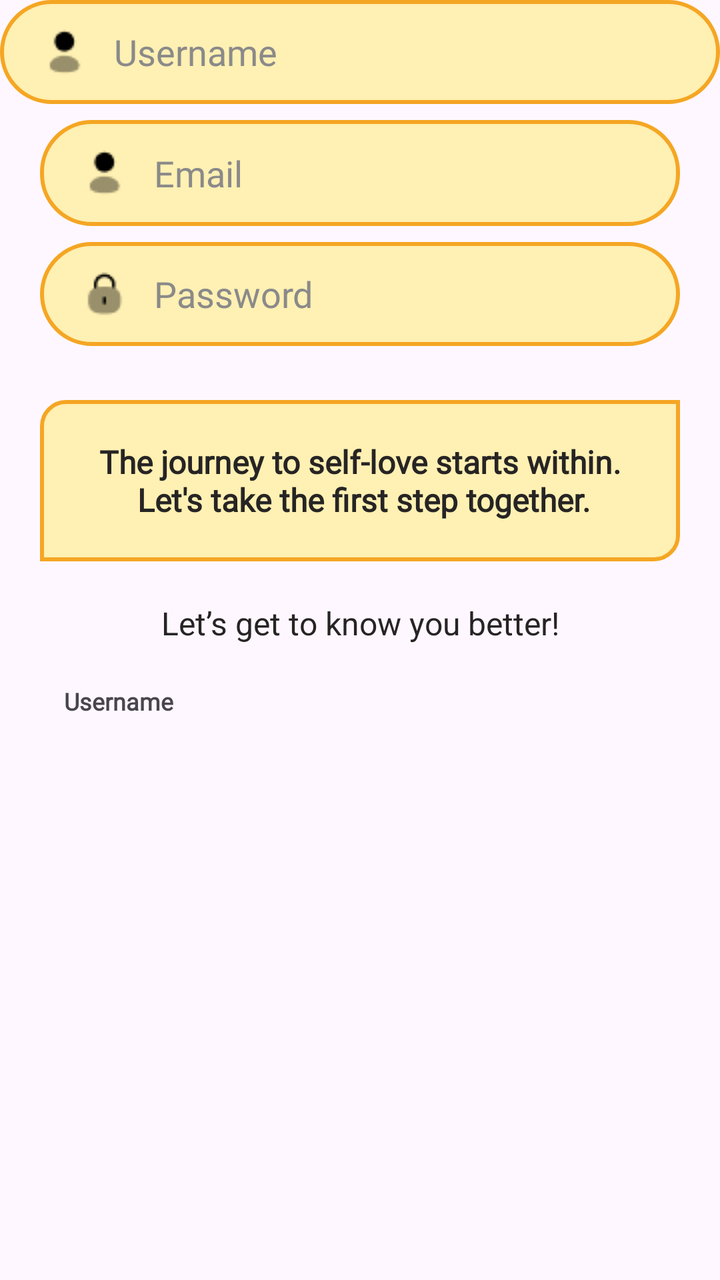
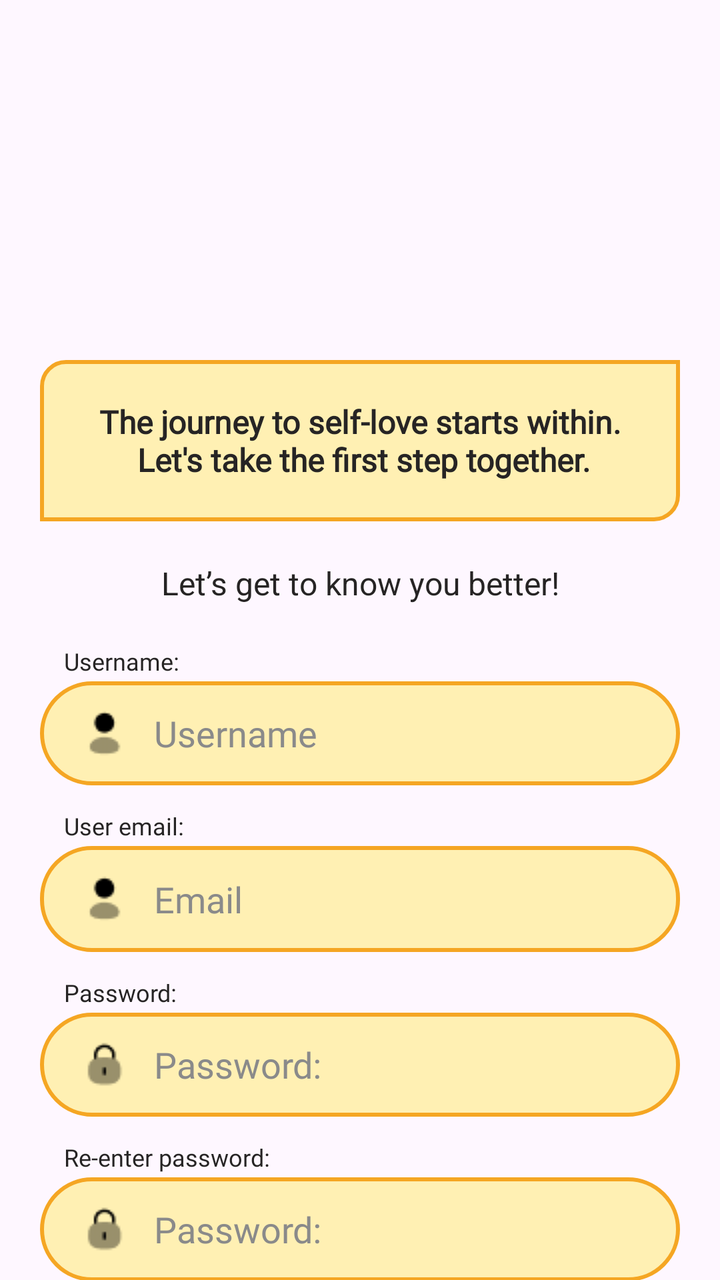

Compare the two renders of this Android layout. The source of the first and the diff that turns it into the second are given below.
<!-- AndroidManifest.xml: application theme Theme.Radiate -->
<!-- res/layout/activity_user_register.xml -->
<?xml version="1.0" encoding="utf-8"?>
<androidx.constraintlayout.widget.ConstraintLayout xmlns:android="http://schemas.android.com/apk/res/android"
    xmlns:app="http://schemas.android.com/apk/res-auto"
    xmlns:tools="http://schemas.android.com/tools"
    android:id="@+id/main"
    android:layout_width="match_parent"
    android:layout_height="match_parent"
    tools:context=".UserRegister"
    android:backgroundTint="@color/softpinkwhitebackground">

    <TextView
        android:id="@+id/tvRegisterMessage"
        android:layout_width="0dp"
        android:layout_height="wrap_content"
        android:background="@drawable/custom_background_register_message"
        android:fontFamily="@font/opensans"
        android:gravity="center"
        android:text="@string/register_message"
        android:textColor="@color/black"
        android:textSize="16sp"
        android:textStyle="bold"
        android:padding="20dp"
        android:layout_marginStart="20dp"
        android:layout_marginEnd="20dp"
        android:layout_marginTop="200dp"
        app:layout_constraintTop_toTopOf="parent"
        app:layout_constraintStart_toStartOf="parent"
        app:layout_constraintEnd_toEndOf="parent"/>

    <TextView
        android:id="@+id/tvRegisterText"
        android:layout_width="wrap_content"
        android:layout_height="wrap_content"
        android:text="@string/register_text_display"
        android:textColor="@color/black"
        android:textSize="16sp"
        android:layout_marginTop="20dp"
        app:layout_constraintTop_toBottomOf="@id/tvRegisterMessage"
        app:layout_constraintStart_toStartOf="parent"
        app:layout_constraintEnd_toEndOf="parent"/>

    <TextView
        android:layout_width="wrap_content"
        android:layout_height="wrap_content"
        android:text="@string/register_username"
        android:fontFamily="@font/opensans"
        android:textSize="12sp"
        android:textStyle="bold"
        android:layout_marginStart="32dp"
        android:layout_marginTop="20dp"
        app:layout_constraintStart_toStartOf="parent"
        app:layout_constraintTop_toBottomOf="@id/tvRegisterText"/>


    <EditText
        android:id="@+id/tvRegisterUsername"
        android:layout_width="match_parent"
        android:layout_height="wrap_content"
        android:minHeight="52dp"
        android:background="@drawable/custom_backgroud_edittext"
        android:hint="@string/register_username"
        android:textColorHint="@color/grey"
        android:textColor="@color/black"
        android:fontFamily="@font/opensans"
        android:drawableStart="@drawable/icon_profile"
        android:inputType="textPersonName"
        android:drawablePadding="12dp"/>

    <EditText
        android:id="@+id/tvRegisterEmail"
        android:layout_width="match_parent"
        android:layout_height="wrap_content"
        android:minHeight="53dp"
        android:background="@drawable/custom_backgroud_edittext"
        android:hint="@string/register_email"
        android:textColorHint="@color/grey"
        android:textColor="@color/black"
        android:fontFamily="@font/opensans"
        android:inputType="textEmailAddress"
        android:drawableStart="@drawable/icon_profile"
        android:drawablePadding="12dp"
        android:layout_marginStart="20dp"
        android:layout_marginEnd="20dp"
        android:layout_marginTop="8dp"
        app:layout_constraintTop_toBottomOf="@id/tvRegisterUsername"/>

    <EditText
        android:id="@+id/tvRegisterPassrord"
        android:layout_width="match_parent"
        android:layout_height="wrap_content"
        android:minHeight="52dp"
        android:background="@drawable/custom_backgroud_edittext"
        android:hint="@string/register_password"
        android:textColorHint="@color/grey"
        android:textColor="@color/black"
        android:fontFamily="@font/opensans"
        android:inputType="textPassword"
        android:drawableStart="@drawable/icon_lock"
        android:drawablePadding="12dp"
        android:layout_marginStart="20dp"
        android:layout_marginEnd="20dp"
        android:layout_marginTop="8dp"
        app:layout_constraintTop_toBottomOf="@id/tvRegisterEmail"/>
</androidx.constraintlayout.widget.ConstraintLayout>
<!-- resources referenced by this layout -->
<resources>
  <color name="black">#262424</color>
  <color name="grey">#8A8A8A</color>
  <color name="softpinkwhitebackground">#FFFAFA</color>
  <!-- drawable custom_backgroud_edittext (drawable) -->
  <?xml version="1.0" encoding="utf-8"?>
  <shape xmlns:android="http://schemas.android.com/apk/res/android" android:shape="rectangle">
  
      <solid android:color="@color/pastelyellow"/>
      <stroke android:width="2dp"
          android:color="@color/softcoral"/>
      <corners android:radius="25dp"/>
      <padding android:left="20dp"/>
  </shape>
  <!-- drawable custom_background_register_message (drawable) -->
  <?xml version="1.0" encoding="utf-8"?>
  <shape xmlns:android="http://schemas.android.com/apk/res/android"
      android:shape="rectangle">
  
      <solid android:color="@color/pastelyellow"/>
      <corners android:topLeftRadius="12dp"
          android:bottomRightRadius="12dp"/>
      <stroke android:color="@color/softcoral"
          android:width="2dp"/>
  
  </shape>
  <!-- drawable icon_lock: png bitmap (drawable, 419 bytes) -->
  <!-- drawable icon_profile: png bitmap (drawable, 371 bytes) -->
  <string name="register_email">Email</string>
  <string name="register_message">The journey to self-love starts within.\n Let\'s take the first step together.</string>
  <string name="register_password">Password</string>
  <string name="register_text_display">Let’s get to know you better!</string>
  <string name="register_username">Username</string>
  <style name="Theme.Radiate" parent="Base.Theme.Radiate" />
  <color name="pastelyellow">#FFF0B3</color>
  <color name="softcoral">#F5A623</color>
  <style name="Base.Theme.Radiate" parent="Theme.Material3.DayNight.NoActionBar">
          
          
      </style>
</resources>

<!-- the commit's change to res/layout/activity_user_register.xml (unified diff, before → after) -->
@@ -22,7 +22,7 @@
         android:padding="20dp"
         android:layout_marginStart="20dp"
         android:layout_marginEnd="20dp"
-        android:layout_marginTop="200dp"
+        android:layout_marginTop="180dp"
         app:layout_constraintTop_toTopOf="parent"
         app:layout_constraintStart_toStartOf="parent"
         app:layout_constraintEnd_toEndOf="parent"/>
@@ -40,12 +40,13 @@
         app:layout_constraintEnd_toEndOf="parent"/>
 
     <TextView
+        android:id="@+id/tvUserName"
         android:layout_width="wrap_content"
         android:layout_height="wrap_content"
         android:text="@string/register_username"
-        android:fontFamily="@font/opensans"
-        android:textSize="12sp"
-        android:textStyle="bold"
+        android:fontFamily="@font/inika_regular"
+        android:textSize="12sp"
+        android:textColor="@color/black"
         android:layout_marginStart="32dp"
         android:layout_marginTop="20dp"
         app:layout_constraintStart_toStartOf="parent"
@@ -53,26 +54,43 @@
 
 
     <EditText
-        android:id="@+id/tvRegisterUsername"
+        android:id="@+id/edtRegisterUsername"
         android:layout_width="match_parent"
         android:layout_height="wrap_content"
         android:minHeight="52dp"
-        android:background="@drawable/custom_backgroud_edittext"
-        android:hint="@string/register_username"
+        android:background="@drawable/custom_background_edittext"
+        android:hint="@string/register_username_hint"
         android:textColorHint="@color/grey"
         android:textColor="@color/black"
         android:fontFamily="@font/opensans"
         android:drawableStart="@drawable/icon_profile"
         android:inputType="textPersonName"
-        android:drawablePadding="12dp"/>
-
-    <EditText
-        android:id="@+id/tvRegisterEmail"
+        android:drawablePadding="12dp"
+        android:layout_marginStart="20dp"
+        android:layout_marginEnd="20dp"
+        android:layout_marginTop="2dp"
+        app:layout_constraintTop_toBottomOf="@+id/tvUserName"/>
+
+    <TextView
+        android:id="@+id/tvUserEmail"
+        android:layout_width="wrap_content"
+        android:layout_height="wrap_content"
+        android:text="@string/register_user_email"
+        android:fontFamily="@font/inika_regular"
+        android:textSize="12sp"
+        android:textColor="@color/black"
+        android:layout_marginStart="32dp"
+        android:layout_marginTop="12sp"
+        app:layout_constraintStart_toStartOf="parent"
+        app:layout_constraintTop_toBottomOf="@id/edtRegisterUsername"/>
+
+    <EditText
+        android:id="@+id/edtRegisterEmail"
         android:layout_width="match_parent"
         android:layout_height="wrap_content"
         android:minHeight="53dp"
-        android:background="@drawable/custom_backgroud_edittext"
-        android:hint="@string/register_email"
+        android:background="@drawable/custom_background_edittext"
+        android:hint="@string/register_email_hint"
         android:textColorHint="@color/grey"
         android:textColor="@color/black"
         android:fontFamily="@font/opensans"
@@ -81,15 +99,28 @@
         android:drawablePadding="12dp"
         android:layout_marginStart="20dp"
         android:layout_marginEnd="20dp"
-        android:layout_marginTop="8dp"
-        app:layout_constraintTop_toBottomOf="@id/tvRegisterUsername"/>
-
-    <EditText
-        android:id="@+id/tvRegisterPassrord"
+        android:layout_marginTop="2dp"
+        app:layout_constraintTop_toBottomOf="@id/tvUserEmail"/>
+
+    <TextView
+        android:id="@+id/tvPassword"
+        android:layout_width="wrap_content"
+        android:layout_height="wrap_content"
+        android:text="@string/register_password"
+        android:fontFamily="@font/inika_regular"
+        android:textSize="12sp"
+        android:textColor="@color/black"
+        android:layout_marginStart="32dp"
+        android:layout_marginTop="12sp"
+        app:layout_constraintStart_toStartOf="parent"
+        app:layout_constraintTop_toBottomOf="@+id/edtRegisterEmail"/>
+
+    <EditText
+        android:id="@+id/edtRegisterPassword"
         android:layout_width="match_parent"
         android:layout_height="wrap_content"
         android:minHeight="52dp"
-        android:background="@drawable/custom_backgroud_edittext"
+        android:background="@drawable/custom_background_edittext"
         android:hint="@string/register_password"
         android:textColorHint="@color/grey"
         android:textColor="@color/black"
@@ -99,6 +130,95 @@
         android:drawablePadding="12dp"
         android:layout_marginStart="20dp"
         android:layout_marginEnd="20dp"
+        android:layout_marginTop="2dp"
+        app:layout_constraintTop_toBottomOf="@id/tvPassword"/>
+
+    <TextView
+        android:id="@+id/tvReEnterPassword"
+        android:layout_width="wrap_content"
+        android:layout_height="wrap_content"
+        android:text="@string/register_confirm_password"
+        android:fontFamily="@font/inika_regular"
+        android:textSize="12sp"
+        android:textColor="@color/black"
+        android:layout_marginStart="32dp"
+        android:layout_marginTop="12sp"
+        app:layout_constraintStart_toStartOf="parent"
+        app:layout_constraintTop_toBottomOf="@+id/edtRegisterPassword"/>
+
+    <EditText
+        android:id="@+id/edtConfirmPassword"
+        android:layout_width="match_parent"
+        android:layout_height="wrap_content"
+        android:minHeight="52dp"
+        android:background="@drawable/custom_background_edittext"
+        android:hint="@string/register_password"
+        android:textColorHint="@color/grey"
+        android:textColor="@color/black"
+        android:fontFamily="@font/opensans"
+        android:inputType="textPassword"
+        android:drawableStart="@drawable/icon_lock"
+        android:drawablePadding="12dp"
+        android:layout_marginStart="20dp"
+        android:layout_marginEnd="20dp"
+        android:layout_marginTop="2dp"
+        app:layout_constraintTop_toBottomOf="@id/tvReEnterPassword"/>
+
+    <TextView
+        android:id="@+id/tvPasswordText"
+        android:layout_width="match_parent"
+        android:layout_height="wrap_content"
+        android:text="@string/register_password_required_text"
+        android:textSize="10sp"
+        android:fontFamily="@font/inika_regular"
+        android:layout_marginStart="20dp"
+        android:layout_marginEnd="20dp"
+        app:layout_constraintStart_toStartOf="parent"
+        app:layout_constraintEnd_toEndOf="parent"
+        android:layout_marginTop="4dp"
+        app:layout_constraintTop_toBottomOf="@id/edtConfirmPassword"/>
+
+    <com.google.android.material.button.MaterialButton
+        android:id="@+id/btnJoinRadiate"
+        android:layout_width="match_parent"
+        android:layout_height="wrap_content"
+        android:insetTop="0dp"
+        android:insetBottom="0dp"
+        android:minHeight="48dp"
+        android:text="@string/join_radiate"
+        android:textSize="16sp"
+        android:textColor="@color/white"
+        android:fontFamily="@font/opensans"
+        android:textStyle="bold"
+        android:backgroundTint="@color/softcoral"
+        app:strokeWidth="1dp"
+        app:strokeColor="@color/grey"
+        android:layout_marginStart="20dp"
+        android:layout_marginEnd="20dp"
+        android:layout_marginTop="20dp"
+        app:layout_constraintTop_toBottomOf="@id/tvPasswordText"/>
+
+    <com.google.android.material.button.MaterialButton
+        android:id="@+id/edtJoinWithGoogle"
+        android:layout_width="match_parent"
+        android:layout_height="wrap_content"
+        android:insetTop="0dp"
+        android:insetBottom="0dp"
+        android:minHeight="48dp"
+        app:strokeColor="@color/softcoral"
+        app:strokeWidth="1dp"
+        android:backgroundTint="@color/white"
+        android:drawableLeft="@drawable/google_logo"
+        android:text="@string/join_using_google"
+        android:textSize="16sp"
+        android:textColor="@color/black"
+        android:fontFamily="@font/opensans"
+        app:rippleColor="@color/softcoral"
+        android:drawablePadding="8dp"
         android:layout_marginTop="8dp"
-        app:layout_constraintTop_toBottomOf="@id/tvRegisterEmail"/>
+        android:layout_marginStart="20dp"
+        android:layout_marginEnd="20dp"
+        app:layout_constraintTop_toBottomOf="@id/btnJoinRadiate"/>
+
+
 </androidx.constraintlayout.widget.ConstraintLayout>
<!-- resource entries referenced after the edit -->
@@ -3,7 +3,8 @@
   <color name="black">#262424</color>
   <color name="grey">#8A8A8A</color>
   <color name="softpinkwhitebackground">#FFFAFA</color>
-  <!-- drawable custom_backgroud_edittext (drawable) -->
+  <color name="white">#FFFFFFFF</color>
+  <!-- drawable custom_background_edittext (drawable) -->
   <?xml version="1.0" encoding="utf-8"?>
   <shape xmlns:android="http://schemas.android.com/apk/res/android" android:shape="rectangle">
   
@@ -25,13 +26,20 @@
           android:width="2dp"/>
   
   </shape>
+  <!-- drawable google_logo: png bitmap (drawable, 851 bytes) -->
   <!-- drawable icon_lock: png bitmap (drawable, 419 bytes) -->
   <!-- drawable icon_profile: png bitmap (drawable, 371 bytes) -->
-  <string name="register_email">Email</string>
+  <string name="join_radiate">Join Radiate</string>
+  <string name="join_using_google">Join using Google</string>
+  <string name="register_confirm_password">Re-enter password:</string>
+  <string name="register_email_hint">Email</string>
   <string name="register_message">The journey to self-love starts within.\n Let\'s take the first step together.</string>
-  <string name="register_password">Password</string>
+  <string name="register_password">Password:</string>
+  <string name="register_password_required_text">\u2022 Your password must be at least 8 characters long and include a mix of letters, numbers, and special characters</string>
   <string name="register_text_display">Let’s get to know you better!</string>
-  <string name="register_username">Username</string>
+  <string name="register_user_email">User email:</string>
+  <string name="register_username">Username:</string>
+  <string name="register_username_hint">Username</string>
   <style name="Theme.Radiate" parent="Base.Theme.Radiate" />
   <color name="pastelyellow">#FFF0B3</color>
   <color name="softcoral">#F5A623</color>
